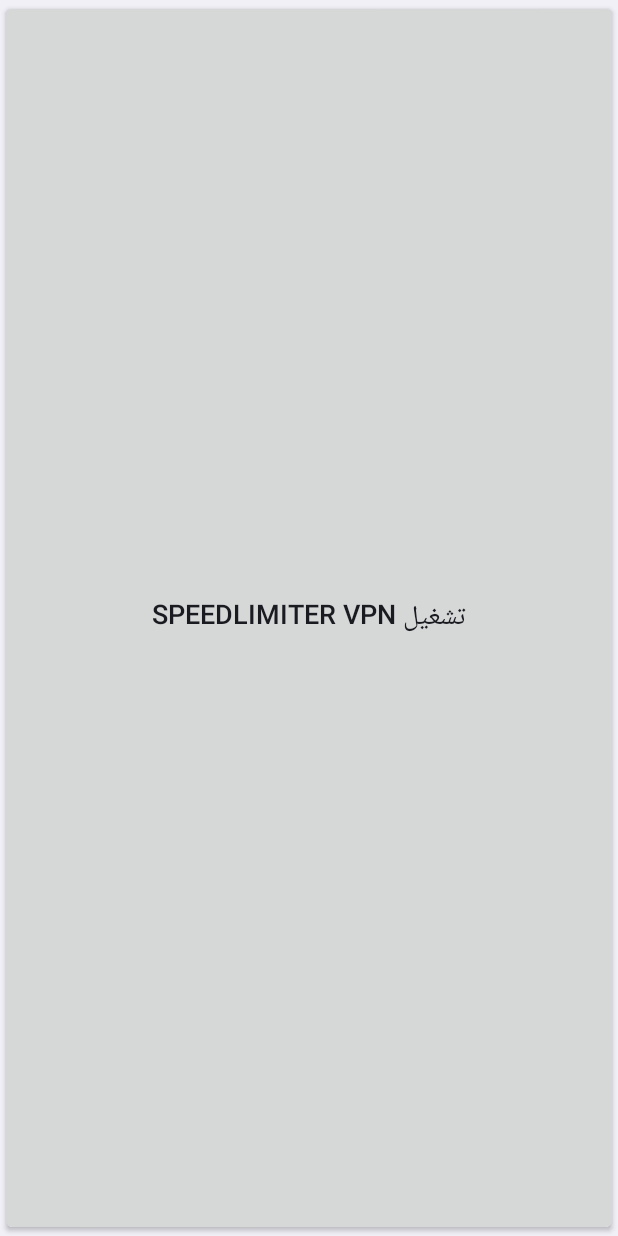
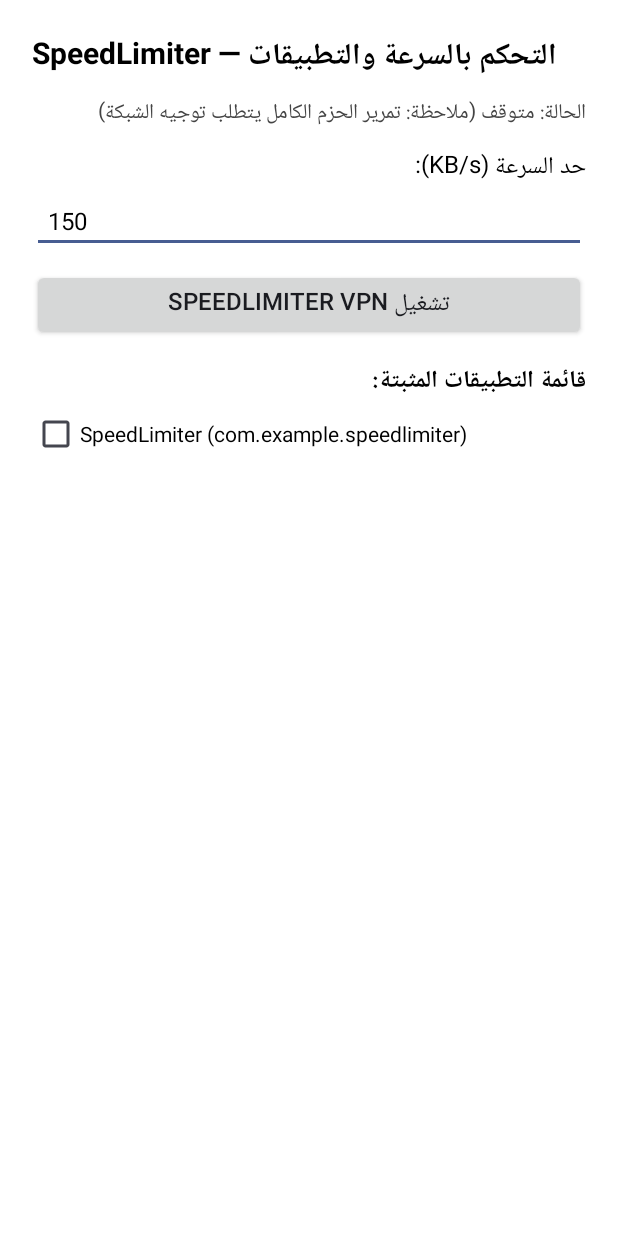
Before and after one commit to rew733/SpeedLimiter, an Android app: the screen it shows after launch (MainActivity), on a phone screen of 412 x 824 dp. Run offline under Robolectric (Android 15) with nearby library versions, the phone set to English and light mode, and no system bars.

Commit message:
Enhance MainActivity with speed limiter features

```diff
--- a/app/src/main/java/com/example/speedlimiter/MainActivity.kt
+++ b/app/src/main/java/com/example/speedlimiter/MainActivity.kt
@@ -2,39 +2,138 @@ package com.example.speedlimiter
 
 import android.app.Activity
 import android.content.Intent
+import android.content.pm.ApplicationInfo
+import android.content.pm.PackageManager
+import android.graphics.Color
+import android.graphics.Typeface
 import android.net.VpnService
 import android.os.Bundle
+import android.text.InputType
+import android.view.Gravity
 import android.widget.Button
+import android.widget.CheckBox
+import android.widget.EditText
+import android.widget.LinearLayout
+import android.widget.ScrollView
+import android.widget.TextView
+import android.widget.Toast
 
 class MainActivity : Activity() {
 
     private val vpnRequestCode = 1001
     private var isVpnActive = false
     private lateinit var toggleButton: Button
+    private lateinit var speedInput: EditText
+    private lateinit var statusText: TextView
+    private val selectedPackages = mutableSetOf<String>()
 
     override fun onCreate(savedInstanceState: Bundle?) {
         super.onCreate(savedInstanceState)
 
+        val rootLayout = LinearLayout(this).apply {
+            orientation = LinearLayout.VERTICAL
+            setBackgroundColor(Color.WHITE)
+            setPadding(32, 32, 32, 32)
+        }
+
+        val titleText = TextView(this).apply {
+            text = "SpeedLimiter — التحكم بالسرعة والتطبيقات"
+            textSize = 20f
+            setTypeface(typeface, Typeface.BOLD)
+            setTextColor(Color.BLACK)
+        }
+        rootLayout.addView(titleText)
+
+        statusText = TextView(this).apply {
+            text = "الحالة: متوقف (ملاحظة: تمرير الحزم الكامل يتطلب توجيه الشبكة)"
+            textSize = 14f
+            setTextColor(Color.DKGRAY)
+            setPadding(0, 12, 0, 16)
+        }
+        rootLayout.addView(statusText)
+
+        val speedLabel = TextView(this).apply {
+            text = "حد السرعة (KB/s):"
+            textSize = 16f
+            setTextColor(Color.BLACK)
+        }
+        rootLayout.addView(speedLabel)
+
+        speedInput = EditText(this).apply {
+            setText("150")
+            inputType = InputType.TYPE_CLASS_NUMBER
+            textSize = 16f
+            setTextColor(Color.BLACK)
+            setPadding(16, 16, 16, 16)
+        }
+        rootLayout.addView(speedInput)
+
         toggleButton = Button(this).apply {
             text = "تشغيل SpeedLimiter VPN"
-            textSize = 18f
-        }
-        setContentView(toggleButton)
-
-        toggleButton.setOnClickListener {
-            if (!isVpnActive) {
-                val prepareIntent = VpnService.prepare(this)
-                if (prepareIntent != null) {
-                    startActivityForResult(prepareIntent, vpnRequestCode)
+            textSize = 16f
+            setOnClickListener {
+                if (!isVpnActive) {
+                    val prepareIntent = VpnService.prepare(this@MainActivity)
+                    if (prepareIntent != null) {
+                        startActivityForResult(prepareIntent, vpnRequestCode)
+                    } else {
+                        startSpeedLimiterVpn()
+                    }
                 } else {
-                    startSpeedLimiterVpn()
+                    stopSpeedLimiterVpn()
                 }
-            } else {
-                stopService(Intent(this, MyVpnService::class.java))
-                isVpnActive = false
-                toggleButton.text = "تشغيل SpeedLimiter VPN"
             }
         }
+        val btnParams = LinearLayout.LayoutParams(
+            LinearLayout.LayoutParams.MATCH_PARENT,
+            LinearLayout.LayoutParams.WRAP_CONTENT
+        ).apply { topMargin = 16; bottomMargin = 20 }
+        rootLayout.addView(toggleButton, btnParams)
+
+        val appsHeader = TextView(this).apply {
+            text = "قائمة التطبيقات المثبتة:"
+            textSize = 16f
+            setTypeface(typeface, Typeface.BOLD)
+            setTextColor(Color.BLACK)
+            setPadding(0, 0, 0, 8)
+        }
+        rootLayout.addView(appsHeader)
+
+        val scrollView = ScrollView(this).apply {
+            layoutParams = LinearLayout.LayoutParams(
+                LinearLayout.LayoutParams.MATCH_PARENT,
+                0,
+                1f
+            )
+        }
+
+        val appsListLayout = LinearLayout(this).apply {
+            orientation = LinearLayout.VERTICAL
+        }
+
+        val pm = packageManager
+        val packages = pm.getInstalledApplications(PackageManager.GET_META_DATA)
+            .filter { (it.flags and ApplicationInfo.FLAG_SYSTEM) == 0 || it.packageName == "com.android.chrome" }
+            .sortedBy { pm.getApplicationLabel(it).toString().lowercase() }
+
+        for (appInfo in packages) {
+            val label = pm.getApplicationLabel(appInfo).toString()
+            val pkgName = appInfo.packageName
+            val checkBox = CheckBox(this).apply {
+                text = "$label ($pkgName)"
+                textSize = 14f
+                setTextColor(Color.BLACK)
+                setOnCheckedChangeListener { _, isChecked ->
+                    if (isChecked) selectedPackages.add(pkgName) else selectedPackages.remove(pkgName)
+                }
+            }
+            appsListLayout.addView(checkBox)
+        }
+
+        scrollView.addView(appsListLayout)
+        rootLayout.addView(scrollView)
+
+        setContentView(rootLayout)
     }
 
     @Deprecated("Deprecated in Java")
@@ -46,8 +145,23 @@ class MainActivity : Activity() {
     }
 
     private fun startSpeedLimiterVpn() {
-        startService(Intent(this, MyVpnService::class.java))
+        val speedKbps = speedInput.text.toString().toLongOrNull() ?: 150L
+        val intent = Intent(this, MyVpnService::class.java).apply {
+            putExtra("speed_kbps", speedKbps)
+            putStringArrayListExtra("selected_packages", ArrayList(selectedPackages))
+        }
+        startService(intent)
         isVpnActive = true
         toggleButton.text = "إيقاف SpeedLimiter VPN"
+        statusText.text = "الحالة: نشط — الحد: $speedKbps KB/s | التطبيقات المحددة: ${selectedPackages.size}"
+        statusText.gravity = Gravity.START
+        Toast.makeText(this, "تم بدء الخدمة بحد $speedKbps KB/s", Toast.LENGTH_SHORT).show()
+    }
+
+    private fun stopSpeedLimiterVpn() {
+        stopService(Intent(this, MyVpnService::class.java))
+        isVpnActive = false
+        toggleButton.text = "تشغيل SpeedLimiter VPN"
+        statusText.text = "الحالة: متوقف"
     }
 }
```
